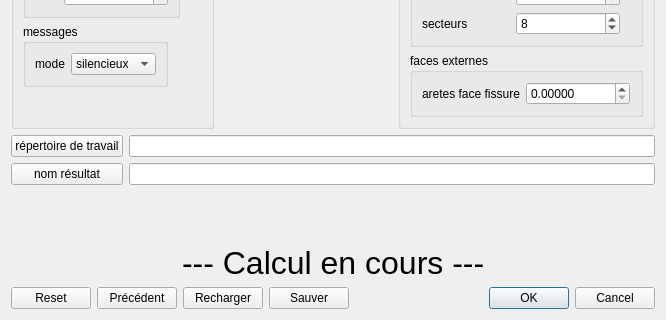
Before: the Qt Designer form src/Tools/blocFissure/ihm/fissureGenerale.ui in SalomePlatform/smesh, drawn with Qt 5; both pictures show x 0 to 666 and y 269 to 589 of the 666 by 589 pixel window.
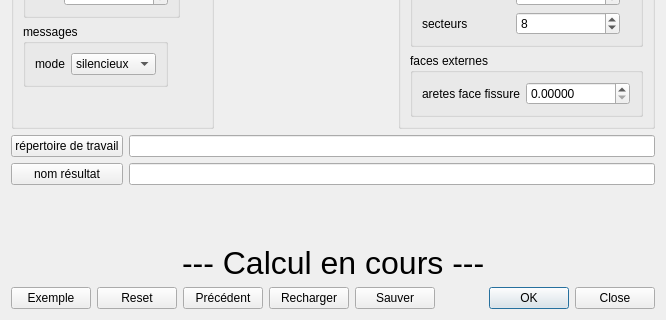
After: the same form once the commit is applied.

Commit message: blocFissure general dialog improvement

```diff
--- a/src/Tools/blocFissure/ihm/fissureGenerale.ui
+++ b/src/Tools/blocFissure/ihm/fissureGenerale.ui
@@ -545,6 +545,16 @@
    </item>
    <item>
     <layout class="QHBoxLayout" name="horizontalLayout_3">
+     <item>
+      <widget class="QPushButton" name="pb_exemple">
+       <property name="toolTip">
+        <string>&lt;html&gt;&lt;head/&gt;&lt;body&gt;&lt;p&gt;génération de jeux de données exemple :&lt;/p&gt;&lt;p&gt;maillages sain et face de fissure.&lt;/p&gt;&lt;p&gt;(from blocFissure.materielCasTests import genereMateriel)&lt;/p&gt;&lt;/body&gt;&lt;/html&gt;</string>
+       </property>
+       <property name="text">
+        <string>Exemple</string>
+       </property>
+      </widget>
+     </item>
      <item>
       <widget class="QPushButton" name="pb_reset">
        <property name="toolTip">
@@ -604,7 +614,7 @@
         <enum>Qt::Horizontal</enum>
        </property>
        <property name="standardButtons">
-        <set>QDialogButtonBox::Cancel|QDialogButtonBox::Ok</set>
+        <set>QDialogButtonBox::Close|QDialogButtonBox::Ok</set>
        </property>
       </widget>
      </item>
```
Left out of the diff: 7 changed lines with no effect on the pictures. The commit also changes 1 other file.
